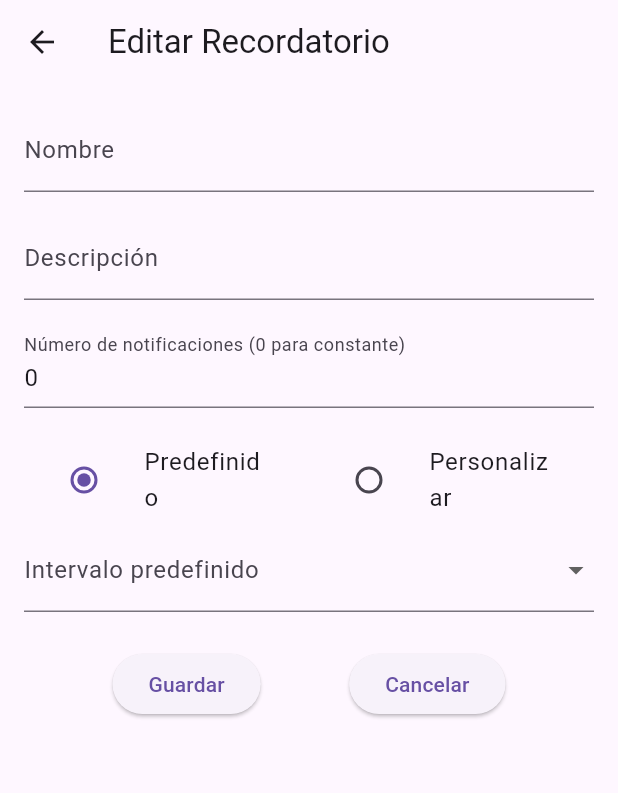
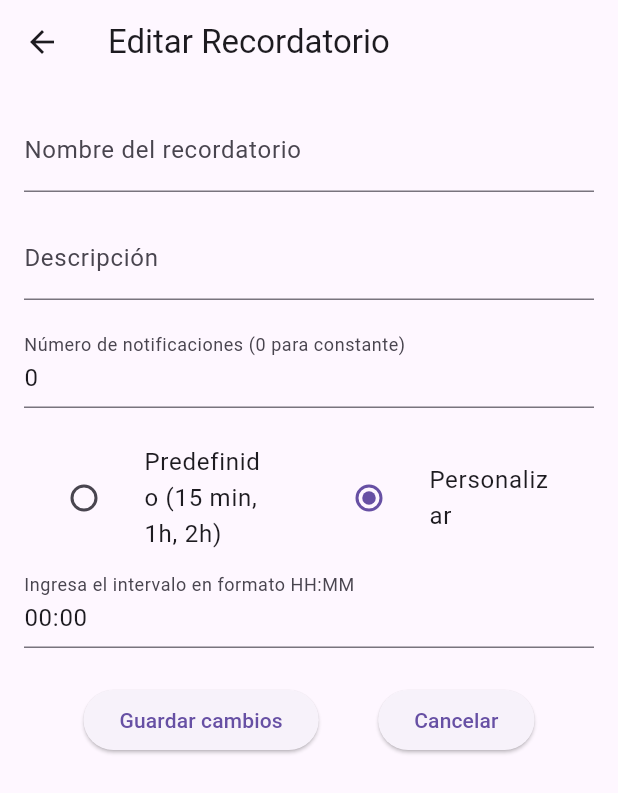
Before and after one commit to rayo-alcantar/mindKeeper, a Flutter app: the EditReminderScreen screen opened directly with empty values, on a phone screen of 412 x 824 dp. Shown: the top 793 px of the screen. Run offline on Flutter 3.47's test engine with Material 3 defaults, Android fonts, the phone set to English and light mode, and no system bars; our stand-ins replace flutter_local_notifications, permission_handler, timezone.

Commit message:
corregimos la interfaz y la lógica para editar el recordatorio

```diff
--- a/lib/screens/edit_reminder_screen.dart
+++ b/lib/screens/edit_reminder_screen.dart
@@ -1,10 +1,13 @@
-//lib/screens/edit_reminder_screen.dart
 import 'package:flutter/material.dart';
-import '../models/reminder.dart';
+import 'package:flutter/services.dart';
+import 'package:mindkeeper/models/reminder.dart';
+import 'package:mindkeeper/services/notification_service.dart';
+import 'package:mindkeeper/services/reminder_service.dart';
 
 class EditReminderScreen extends StatefulWidget {
   final Reminder reminder;
-  const EditReminderScreen({Key? key, required this.reminder}) : super(key: key);
+
+  EditReminderScreen({required this.reminder});
 
   @override
   _EditReminderScreenState createState() => _EditReminderScreenState();
@@ -13,23 +16,45 @@ class EditReminderScreen extends StatefulWidget {
 class _EditReminderScreenState extends State<EditReminderScreen> {
   final _formKey = GlobalKey<FormState>();
 
+  // Campos del formulario
   late String _name;
   late String _description;
   late int _notificationCount;
   late Duration _interval;
-  bool _isCustom = false;
-  String _customTime = '';
+  late bool _isCustom;
+  late String _customTime;
+
+  final NotificationService _notificationService = NotificationService();
+  final ReminderService _reminderService = ReminderService();
+
+  // Intervalos predefinidos
+  final Duration _predefined15 = Duration(minutes: 15);
+  final Duration _predefined1h = Duration(hours: 1);
+  final Duration _predefined2h = Duration(hours: 2);
 
   @override
   void initState() {
     super.initState();
+    // Se inicializan los valores a partir del recordatorio seleccionado.
     _name = widget.reminder.name;
     _description = widget.reminder.description;
     _notificationCount = widget.reminder.notificationCount;
     _interval = widget.reminder.interval;
+
+    // Se determina si el intervalo es predefinido o personalizado.
+    if (_interval == _predefined15 || _interval == _predefined1h || _interval == _predefined2h) {
       _isCustom = false;
+      _customTime = ''; // No se utiliza en modo predefinido.
+    } else {
+      _isCustom = true;
+      // Se formatea el intervalo personalizado como HH:MM (por ejemplo, "02:30")
+      int hours = _interval.inHours;
+      int minutes = _interval.inMinutes.remainder(60);
+      _customTime = '${hours.toString().padLeft(2, '0')}:${minutes.toString().padLeft(2, '0')}';
+    }
   }
 
+  // Valida el formato de hora (HH:MM)
   String? _validateTime(String? value) {
     if (value == null || value.trim().isEmpty) {
       return 'Ingresa el intervalo en formato HH:MM';
@@ -41,6 +66,7 @@ class _EditReminderScreenState extends State<EditReminderScreen> {
     return null;
   }
 
+  // Convierte la cadena HH:MM a Duration
   Duration _parseTimeToDuration(String value) {
     final parts = value.split(':');
     final hours = int.parse(parts[0]);
@@ -48,7 +74,7 @@ class _EditReminderScreenState extends State<EditReminderScreen> {
     return Duration(hours: hours, minutes: minutes);
   }
 
-  void _saveChanges() {
+  Future<void> _saveEditedReminder() async {
     if (_formKey.currentState!.validate()) {
       _formKey.currentState!.save();
 
@@ -56,6 +82,7 @@ class _EditReminderScreenState extends State<EditReminderScreen> {
         _interval = _parseTimeToDuration(_customTime);
       }
 
+      // Se crea el objeto actualizado del recordatorio.
       final updatedReminder = Reminder(
         id: widget.reminder.id,
         name: _name,
@@ -65,7 +92,27 @@ class _EditReminderScreenState extends State<EditReminderScreen> {
         isConstant: _notificationCount == 0,
       );
 
-      // Retorna el recordatorio actualizado a la pantalla anterior
+      // Se cancelan las notificaciones existentes para este recordatorio.
+      await _notificationService.cancelNotification(widget.reminder.id);
+
+      // Se reprograman las notificaciones según los nuevos datos.
+      await _notificationService.scheduleReminder(
+        id: updatedReminder.id,
+        title: updatedReminder.name,
+        body: updatedReminder.description,
+        notificationCount: updatedReminder.notificationCount,
+        interval: updatedReminder.interval,
+      );
+
+      // Se actualiza el recordatorio en la fuente de datos.
+      await _reminderService.editReminder(updatedReminder);
+
+      // Se muestra un mensaje de confirmación.
+      if (!mounted) return;
+      ScaffoldMessenger.of(context).showSnackBar(
+        SnackBar(content: Text('Recordatorio actualizado y notificaciones reprogramadas.')),
+      );
+
       Navigator.pop(context, updatedReminder);
     }
   }
@@ -81,21 +128,29 @@ class _EditReminderScreenState extends State<EditReminderScreen> {
         child: Form(
           key: _formKey,
           child: Column(
+            crossAxisAlignment: CrossAxisAlignment.stretch,
             children: [
+              // Campo para el nombre del recordatorio
               TextFormField(
                 initialValue: _name,
-                decoration: InputDecoration(labelText: 'Nombre'),
+                decoration: InputDecoration(
+                  labelText: 'Nombre del recordatorio',
+                ),
+                onSaved: (value) => _name = value!.trim(),
                 validator: (value) =>
                     (value == null || value.trim().isEmpty) ? 'Ingresa un nombre' : null,
-                onSaved: (value) => _name = value!.trim(),
               ),
               SizedBox(height: 16),
+              // Campo para la descripción
               TextFormField(
                 initialValue: _description,
-                decoration: InputDecoration(labelText: 'Descripción'),
+                decoration: InputDecoration(
+                  labelText: 'Descripción',
+                ),
                 onSaved: (value) => _description = value?.trim() ?? '',
               ),
               SizedBox(height: 16),
+              // Campo para el número de notificaciones
               TextFormField(
                 initialValue: _notificationCount.toString(),
                 decoration: InputDecoration(
@@ -106,11 +161,12 @@ class _EditReminderScreenState extends State<EditReminderScreen> {
                     _notificationCount = int.tryParse(value!.trim()) ?? 1,
               ),
               SizedBox(height: 16),
+              // Selección entre intervalos predefinidos y personalizados
               Row(
                 children: [
                   Expanded(
                     child: ListTile(
-                      title: Text('Predefinido'),
+                      title: Text('Predefinido (15 min, 1h, 2h)'),
                       leading: Radio<bool>(
                         value: false,
                         groupValue: _isCustom,
@@ -138,31 +194,41 @@ class _EditReminderScreenState extends State<EditReminderScreen> {
                   ),
                 ],
               ),
-              if (_isCustom)
-                TextFormField(
+              // Si es personalizado se muestra un campo para ingresar el intervalo en formato HH:MM; de lo contrario, un menú desplegable con opciones predefinidas.
+              _isCustom
+                  ? TextFormField(
+                      initialValue: _customTime,
                       decoration: InputDecoration(
                         labelText: 'Ingresa el intervalo en formato HH:MM',
                         hintText: 'Ej. 10:30',
                       ),
                       keyboardType: TextInputType.number,
+                      inputFormatters: [
+                        FilteringTextInputFormatter.allow(RegExp(r'[\d:]')),
+                      ],
                       validator: _validateTime,
                       onSaved: (value) => _customTime = value!.trim(),
                     )
-              else
-                DropdownButtonFormField<Duration>(
-                  decoration: InputDecoration(labelText: 'Intervalo predefinido'),
-                  value: _interval,
+                  : DropdownButtonFormField<Duration>(
+                      decoration: InputDecoration(
+                        labelText: 'Intervalo entre notificaciones',
+                      ),
+                      value: (_interval == _predefined15 ||
+                              _interval == _predefined1h ||
+                              _interval == _predefined2h)
+                          ? _interval
+                          : _predefined15,
                       items: [
                         DropdownMenuItem(
-                      value: Duration(minutes: 15),
+                          value: _predefined15,
                           child: Text('15 minutos'),
                         ),
                         DropdownMenuItem(
-                      value: Duration(hours: 1),
+                          value: _predefined1h,
                           child: Text('1 hora'),
                         ),
                         DropdownMenuItem(
-                      value: Duration(hours: 2),
+                          value: _predefined2h,
                           child: Text('2 horas'),
                         ),
                       ],
@@ -173,19 +239,20 @@ class _EditReminderScreenState extends State<EditReminderScreen> {
                       },
                     ),
               SizedBox(height: 24),
+              // Botones de guardar y cancelar
               Row(
                 mainAxisAlignment: MainAxisAlignment.spaceEvenly,
                 children: [
                   ElevatedButton(
-                    onPressed: _saveChanges,
-                    child: Text('Guardar'),
+                    onPressed: _saveEditedReminder,
+                    child: Text('Guardar cambios', semanticsLabel: 'Botón: Guardar cambios en el recordatorio'),
                   ),
                   ElevatedButton(
                     onPressed: () => Navigator.pop(context),
-                    child: Text('Cancelar'),
+                    child: Text('Cancelar', semanticsLabel: 'Botón: Cancelar edición del recordatorio'),
                   ),
                 ],
-              )
+              ),
             ],
           ),
         ),
```
Also changed, not shown: lib/main.dart (+13 -0 lines), lib/screens/manage_reminders_screen.dart (+110 -71 lines). Lines whose indentation alone changed are shown as unchanged.
